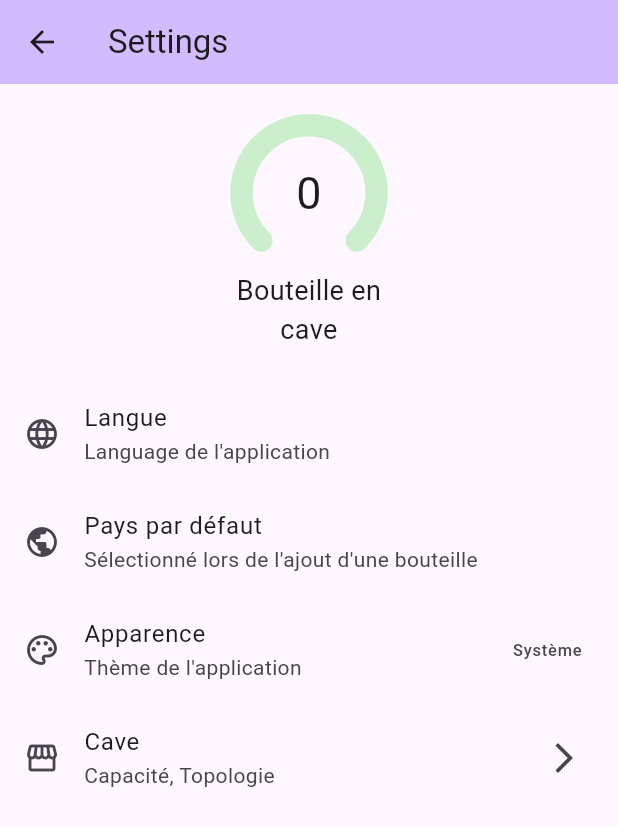
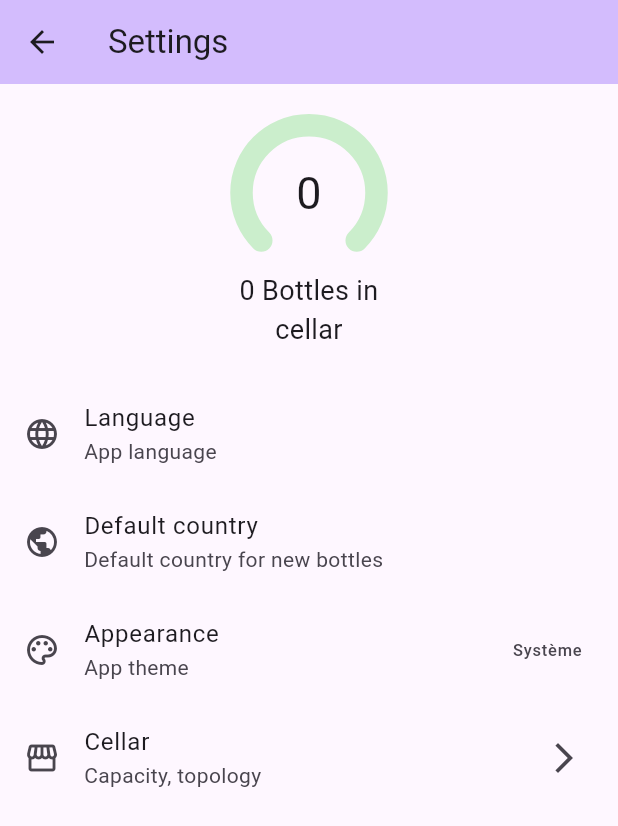
Before and after one commit to Miunn/cave_manager, a Flutter app: the Settings screen opened directly, on a phone screen of 412 x 824 dp. Shown: the top 826 px of the screen. Run offline on Flutter 3.47's test engine with Material 3 defaults, Android fonts, the phone set to English and light mode, and no system bars; our stand-ins replace camera, country_picker, material_design_icons_flutter, shared_preferences, sqflite; missing offline and left inert: flutter_mobile_vision_2; accounts and stored records are empty; generated files the repository leaves out were written again.

Commit message:
Bottle details and settings translation

```diff
--- a/lib/screens/settings.dart
+++ b/lib/screens/settings.dart
@@ -6,6 +6,8 @@ import 'package:country_picker/country_picker.dart';
 import 'package:flutter/material.dart';
 import 'package:provider/provider.dart';
 import 'package:shared_preferences/shared_preferences.dart';
+
+import 'package:flutter_gen/gen_l10n/app_localizations.dart';
 
 class Settings extends StatefulWidget {
   const Settings({super.key, required this.title});
@@ -56,9 +58,7 @@ class _SettingsState extends State<Settings> {
               builder: (BuildContext context, BottlesProvider bottles, Widget? child) =>
                 CellarFillingShort(
                   bottleAmount: bottles.closedBottles.length,
-                  text: bottles.closedBottles.length > 1
-                      ? 'Bouteilles en cave'
-                      : 'Bouteille en cave',
+                  text: AppLocalizations.of(context)!.bottlesCellar(bottles.closedBottles.length),
                 )
             ),
           ),
@@ -67,8 +67,8 @@ class _SettingsState extends State<Settings> {
               children: <Widget>[
                 ListTile(
                   leading: const Icon(Icons.language),
-                  title: const Text('Langue'),
-                  subtitle: const Text("Language de l'application"),
+                  title: Text(AppLocalizations.of(context)!.language),
+                  subtitle: Text(AppLocalizations.of(context)!.languageDescription),
                   trailing: Text(appLocale.name),
                   onTap: () {
                     showCountryPicker(
@@ -86,8 +86,8 @@ class _SettingsState extends State<Settings> {
                 ),
                 ListTile(
                   leading: const Icon(Icons.public),
-                  title: const Text('Pays par défaut'),
-                  subtitle: const Text("Sélectionné lors de l'ajout d'une bouteille"),
+                  title: Text(AppLocalizations.of(context)!.defaultCountry),
+                  subtitle: Text(AppLocalizations.of(context)!.defaultCountryDescription),
                   trailing: Text(defaultCountry.name),
                   onTap: () {
                     showCountryPicker(
@@ -109,8 +109,8 @@ class _SettingsState extends State<Settings> {
                   },
                   child: ListTile(
                     leading: const Icon(Icons.palette_outlined),
-                    title: const Text("Apparence"),
-                    subtitle: const Text("Thème de l'application"),
+                    title: Text(AppLocalizations.of(context)!.appearance),
+                    subtitle: Text(AppLocalizations.of(context)!.appearanceDescription),
                     trailing: Text(appTheme.label),
                   ),
                 ),
@@ -122,11 +122,11 @@ class _SettingsState extends State<Settings> {
                       ),
                     );
                   },
-                  child: const ListTile(
-                    leading: Icon(Icons.storefront),
-                    title: Text("Cave"),
-                    subtitle: Text("Capacité, Topologie"),
-                    trailing: Icon(Icons.arrow_forward_ios),
+                  child: ListTile(
+                    leading: const Icon(Icons.storefront),
+                    title: Text(AppLocalizations.of(context)!.cellar),
+                    subtitle: Text(AppLocalizations.of(context)!.cellarDescription),
+                    trailing: const Icon(Icons.arrow_forward_ios),
                   ),
                 ),
               ],
```
Also changed, not shown: lib/l10n/app_en.arb (+16 -0 lines), lib/l10n/app_fr.arb (+14 -3 lines), lib/screens/add_bottle_dialog.dart (+23 -21 lines), lib/screens/bottle_details.dart (+37 -48 lines).
